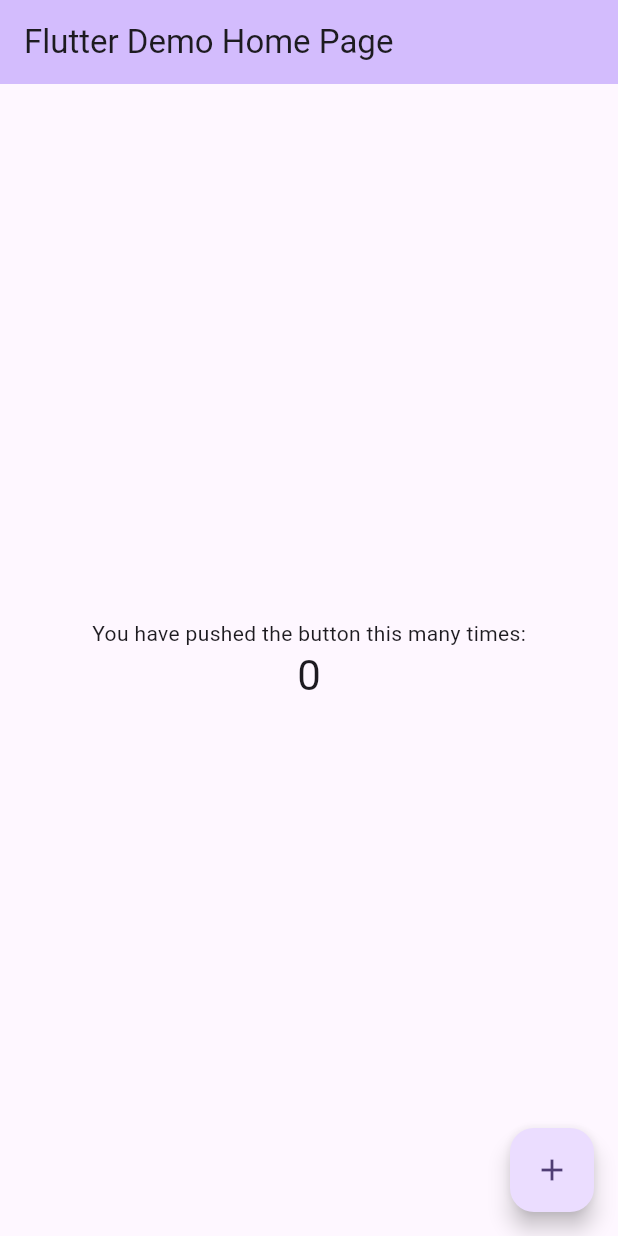
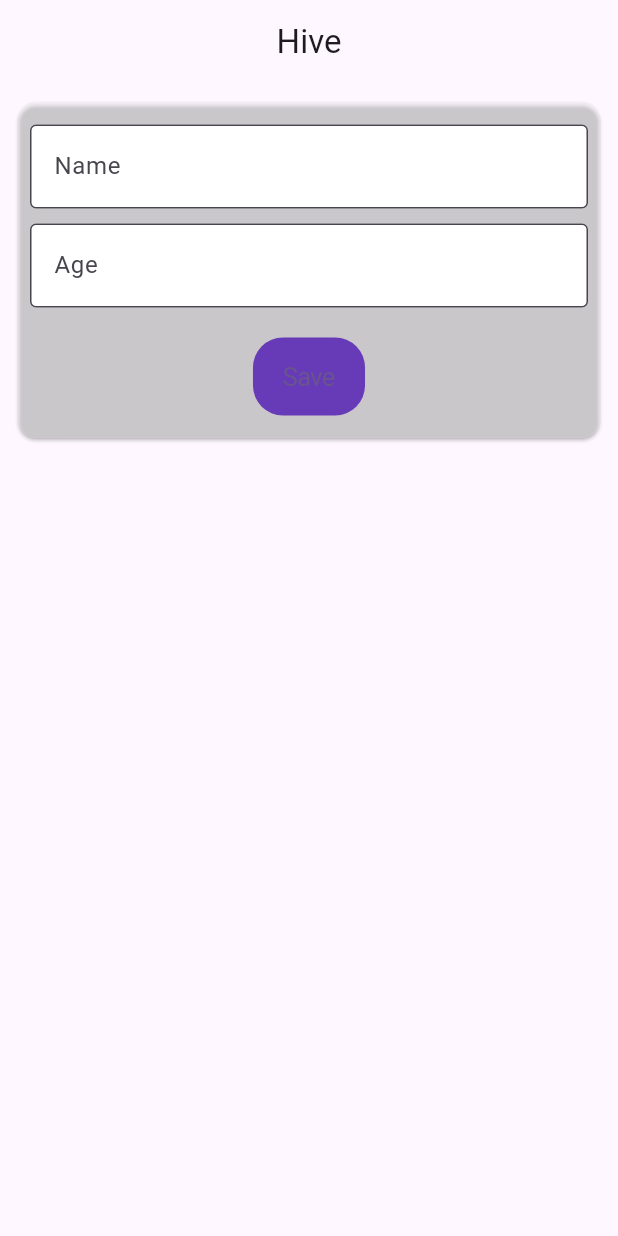
Before and after one commit to MuhammadRahman2/Flutter-learning, a Flutter app: the screen it shows after launch, on a phone screen of 412 x 824 dp. Run offline on Flutter 3.47's test engine with Material 3 defaults, Android fonts, the phone set to English and light mode, and no system bars.

Commit message:
textfiled add

```diff
--- /dev/null
+++ b/lib/hive/hive_view.dart
@@ -0,0 +1,63 @@
+import 'package:flutter/cupertino.dart';
+import 'package:flutter/material.dart';
+
+class HiveView extends StatelessWidget {
+  HiveView({super.key});
+
+  TextEditingController nameController = TextEditingController();
+  TextEditingController ageController = TextEditingController();
+
+  @override
+  Widget build(BuildContext context) {
+    return Scaffold(
+      appBar: AppBar(
+        centerTitle: true,
+        title: const Text('Hive'),
+      ),
+      body: Padding(
+        padding: const EdgeInsets.all(8.0),
+        child: Column(
+          children: [
+            Card(
+              color: Colors.grey.shade100.withOpacity(0.3),
+              child: Padding(
+                padding:
+                    const EdgeInsets.symmetric(horizontal: 8, vertical: 15),
+                child: Column(
+                  children: [
+                    TextField(
+                      controller: nameController,
+                      decoration: const InputDecoration(
+                        hintText: 'Name',
+                        border: OutlineInputBorder(),
+                        fillColor: Colors.white,
+                        filled: true,
+                      ),
+                    ),
+                    const SizedBox(height: 10),
+                    TextField(
+                      controller: ageController,
+                      decoration: const InputDecoration(
+                        hintText: 'Age',
+                        fillColor: Colors.white,
+                        filled: true,
+                        border: OutlineInputBorder(),
+                      ),
+                    ),
+                    const SizedBox(height: 20),
+                    CupertinoButton(
+                      color: Colors.deepPurple,
+                      borderRadius: BorderRadius.circular(20),
+                      child: const Text('Save'),
+                      onPressed: () {},
+                    )
+                  ],
+                ),
+              ),
+            ),
+          ],
+        ),
+      ),
+    );
+  }
+}
--- a/lib/main.dart
+++ b/lib/main.dart
@@ -1,4 +1,5 @@
 import 'package:flutter/material.dart';
+import 'package:flutter_learning/hive/hive_view.dart';
 
 void main() {
   runApp(const MyApp());
@@ -16,80 +17,7 @@ class MyApp extends StatelessWidget {
         colorScheme: ColorScheme.fromSeed(seedColor: Colors.deepPurple),
         useMaterial3: true,
       ),
-      home: const MyHomePage(title: 'Flutter Demo Home Page'),
+      home: HiveView(),
     );
   }
 }
-
-class MyHomePage extends StatefulWidget {
-  const MyHomePage({super.key, required this.title});
-  final String title;
-
-  @override
-  State<MyHomePage> createState() => _MyHomePageState();
-}
-
-class _MyHomePageState extends State<MyHomePage> {
-  int _counter = 0;
-
-  void _incrementCounter() {
-    setState(() {
-      _counter++;
-    });
-  }
-
-  @override
-  Widget build(BuildContext context) {
-    // This method is rerun every time setState is called, for instance as done
-    // by the _incrementCounter method above.
-    //
-    // The Flutter framework has been optimized to make rerunning build methods
-    // fast, so that you can just rebuild anything that needs updating rather
-    // than having to individually change instances of widgets.
-    return Scaffold(
-      appBar: AppBar(
-        // TRY THIS: Try changing the color here to a specific color (to
-        // Colors.amber, perhaps?) and trigger a hot reload to see the AppBar
-        // change color while the other colors stay the same.
-        backgroundColor: Theme.of(context).colorScheme.inversePrimary,
-        // Here we take the value from the MyHomePage object that was created by
-        // the App.build method, and use it to set our appbar title.
-        title: Text(widget.title),
-      ),
-      body: Center(
-        // Center is a layout widget. It takes a single child and positions it
-        // in the middle of the parent.
-        child: Column(
-          // Column is also a layout widget. It takes a list of children and
-          // arranges them vertically. By default, it sizes itself to fit its
-          // children horizontally, and tries to be as tall as its parent.
-          //
-          // Column has various properties to control how it sizes itself and
-          // how it positions its children. Here we use mainAxisAlignment to
-          // center the children vertically; the main axis here is the vertical
-          // axis because Columns are vertical (the cross axis would be
-          // horizontal).
-          //
-          // TRY THIS: Invoke "debug painting" (choose the "Toggle Debug Paint"
-          // action in the IDE, or press "p" in the console), to see the
-          // wireframe for each widget.
-          mainAxisAlignment: MainAxisAlignment.center,
-          children: <Widget>[
-            const Text(
-              'You have pushed the button this many times:',
-            ),
-            Text(
-              '$_counter',
-              style: Theme.of(context).textTheme.headlineMedium,
-            ),
-          ],
-        ),
-      ),
-      floatingActionButton: FloatingActionButton(
-        onPressed: _incrementCounter,
-        tooltip: 'Increment',
-        child: const Icon(Icons.add),
-      ), // This trailing comma makes auto-formatting nicer for build methods.
-    );
-  }
-}
--- a/pubspec.yaml
+++ b/pubspec.yaml
@@ -43,6 +43,7 @@ dependencies:
 dev_dependencies:
   flutter_test:
     sdk: flutter
+  build_runner:
 
   # The "flutter_lints" package below contains a set of recommended lints to
   # encourage good coding practices. The lint set provided by the package is
```
Also changed, not shown: pubspec.lock.
